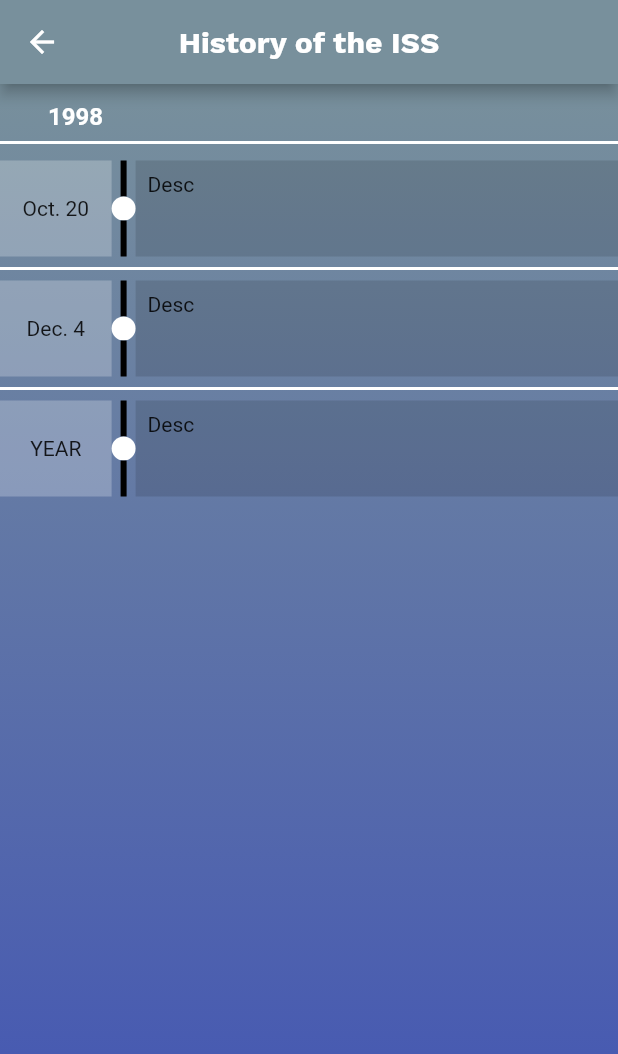
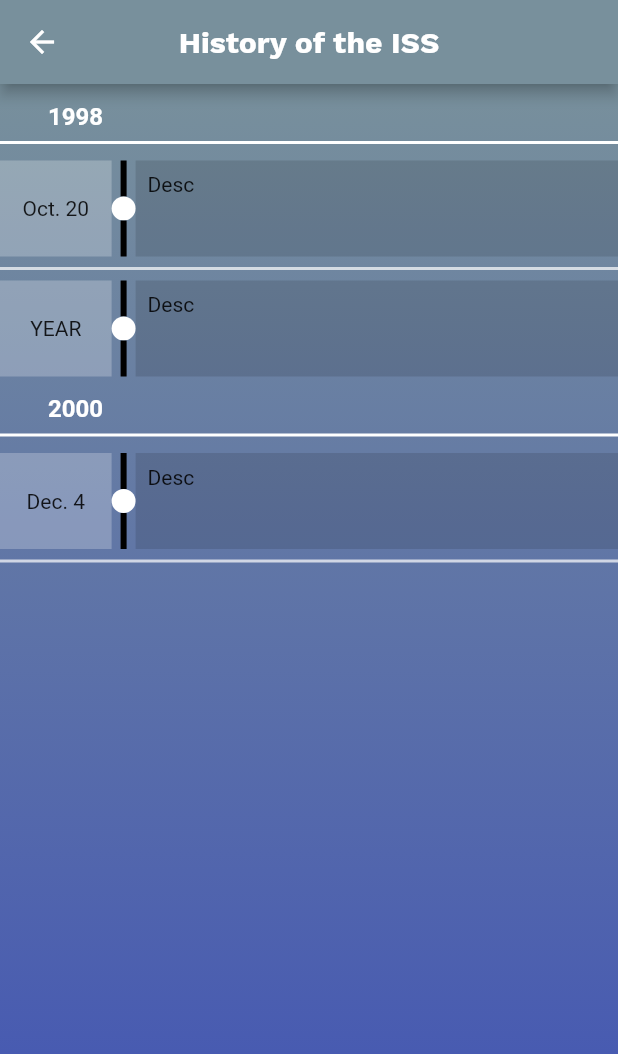
Before and after one commit to jlemanski1/ISS-Tracker, a Flutter app: the ISSHistory screen opened directly, on a phone screen of 412 x 824 dp. Shown: the top 1054 px of the screen. Run offline on Flutter 3.47's test engine with Material 2 defaults, Android fonts, the phone set to English and light mode, and no system bars; drawn by our look-alikes of timeline_tile; our stand-ins replace flutter_svg, google_maps_flutter, location, package_info, settings_ui, webview_flutter and 1 more; missing offline and left inert: flutter_beautiful_popup, store_redirect; network calls fail.

Commit message:
Added new params to headerDivier

```diff
--- a/iss_tracker_v2/lib/views/iss_history.dart
+++ b/iss_tracker_v2/lib/views/iss_history.dart
@@ -33,7 +33,7 @@ TimelineTile historyTile({double lineX, double height, Text leftText, Text right
   );
 }
 
-Padding headerDivider({String header}) {
+Padding headerDivider({String header, Color dividerColour, Color textColour}) {
   return Padding(
     padding: EdgeInsets.symmetric(vertical: 4.0),
     child: Column(
@@ -46,13 +46,13 @@ Padding headerDivider({String header}) {
             style: TextStyle(
               fontWeight: FontWeight.bold,
               fontSize: 16.0,
-              color: Colors.white,
+              color: textColour,
 
             ),
           ),
         ),
         Divider(
-          color: Colors.white,
+          color: dividerColour,
           thickness: 2.0,
         )
       ]
@@ -88,7 +88,9 @@ class _ISSHistoryState extends State<ISSHistory> {
         child: ListView(
           children: <Widget> [
             headerDivider(
-              header: '1998'
+              header: '1998',
+              textColour: Colors.white,
+              dividerColour: Colors.white,
             ),
             historyTile(
               lineX: 0.2,
@@ -99,7 +101,19 @@ class _ISSHistoryState extends State<ISSHistory> {
             Divider(
               height: 16.0,
               thickness: 2.0,
-              color: Colors.white,
+              color: Colors.white70,
+            ),
+
+            historyTile(
+              lineX: 0.2,
+              height: 64,
+              leftText: Text('YEAR'),
+              rightText: Text('Desc')
+            ),
+            headerDivider(
+              header: '2000',
+              textColour: Colors.white,
+              dividerColour: Colors.white,
             ),
             historyTile(
               lineX: 0.2,
@@ -110,13 +124,7 @@ class _ISSHistoryState extends State<ISSHistory> {
             Divider(
               height: 16.0,
               thickness: 2.0,
-              color: Colors.white,
-            ),
-            historyTile(
-              lineX: 0.2,
-              height: 64,
-              leftText: Text('YEAR'),
-              rightText: Text('Desc')
+              color: Colors.white70,
             ),
           ]
         )
```
